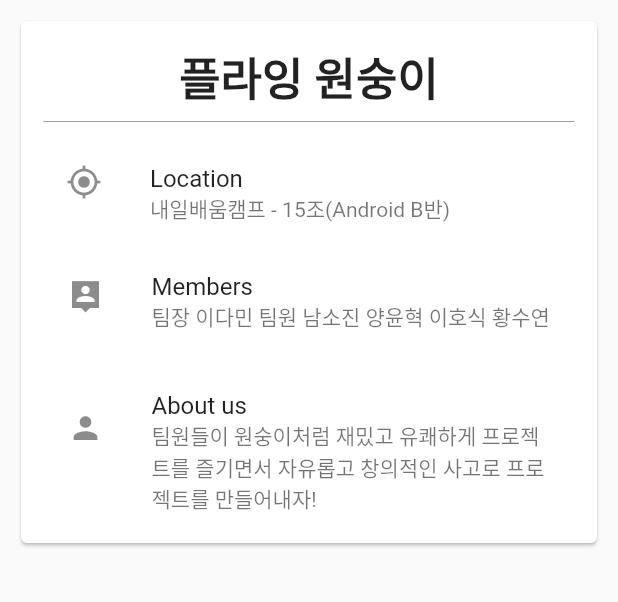
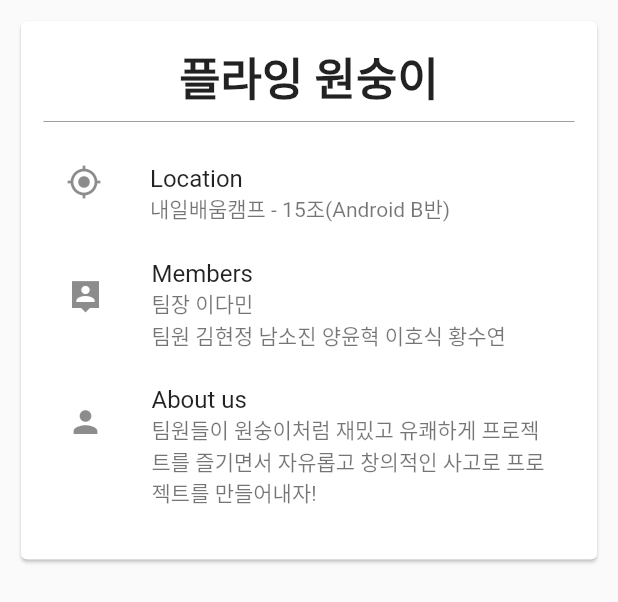
Before and after one commit to kkomin/FlyingMonkey, a Flutter app: the UserInfo widget shown alone on an empty page, opened directly, on a phone screen of 412 x 824 dp. Shown: the top 602 px of the screen. Run offline on Flutter 3.47's test engine with Material 2 defaults, Android fonts, the phone set to English and light mode, and no system bars; network calls fail; key blocks and very long unbroken strings in the code were emptied for the run.

Commit message:
최종수정(슬라이딩제외)

```diff
--- a/lib/intro_page.dart
+++ b/lib/intro_page.dart
@@ -144,8 +144,26 @@ class UserInfo extends StatelessWidget {
                       ListTile(
                         leading: Icon(Icons.person_pin_sharp),
                         title: Text("Members"),
-                        subtitle: Text("팀장 이다민 팀원 남소진 양윤혁 이호식 황수연"),
-                        isThreeLine: true,
+                        subtitle: SizedBox(
+                          // width: 0,
+                          child: Column(
+                            crossAxisAlignment: CrossAxisAlignment.start,
+                            children: [
+                              Text("팀장 이다민",
+                                  softWrap: false,
+                                  maxLines: 1,
+                                  overflow: TextOverflow.ellipsis),
+                              Text("팀원 김현정 남소진 양윤혁 이호식 황수연",
+                                  softWrap: false,
+                                  maxLines: 1,
+                                  overflow: TextOverflow.ellipsis),
+                            ],
+                          ),
+                        ),
+                      ),
+                      SizedBox(
+                        height: 15,
+                        width: 15,
                       ),
                       ListTile(
                         leading: Icon(Icons.person),
@@ -153,6 +171,10 @@ class UserInfo extends StatelessWidget {
                         subtitle: Text(
                             "팀원들이 원숭이처럼 재밌고 유쾌하게 프로젝트를 즐기면서 자유롭고 창의적인 사고로 프로젝트를 만들어내자!"),
                       ),
+                      SizedBox(
+                        height: 15,
+                        width: 15,
+                      )
                     ],
                   )
                 ],
```
